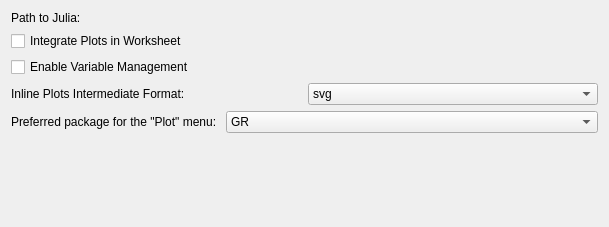
Above: src/backends/julia/settings.ui from KDE/cantor before the change. Below: the same form after it.
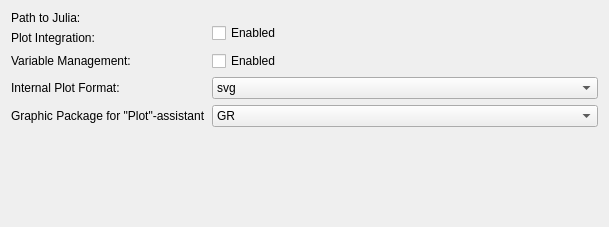
That is the form after the change. Custom widgets are drawn as their Qt base class.

Commit message: Improved and unified the layout in the setting dialogs for the different backend systems.

Diff of the .ui file:
```diff
--- a/src/backends/julia/settings.ui
+++ b/src/backends/julia/settings.ui
@@ -10,82 +10,46 @@
     <height>227</height>
    </rect>
   </property>
-  <layout class="QVBoxLayout" name="verticalLayout">
-   <item>
-    <layout class="QHBoxLayout" name="horizontalLayout">
-     <item>
+  <layout class="QGridLayout" name="gridLayout">
+   <item row="0" column="0" rowspan="2">
       <widget class="QLabel" name="label">
        <property name="text">
         <string>Path to Julia:</string>
        </property>
       </widget>
      </item>
-     <item>
-      <widget class="KUrlRequester" name="kcfg_replPath"/>
-     </item>
-    </layout>
-   </item>
-   <item>
-    <widget class="QCheckBox" name="kcfg_integratePlots">
-     <property name="toolTip">
-      <string>If enabled, plots will be shown inside of the worksheet. Otherwise, plots will be shown in an external window.</string>
-     </property>
+   <item row="2" column="0">
+    <widget class="QLabel" name="lPlotIntegration">
      <property name="text">
-      <string>Integrate Plots in Worksheet</string>
+      <string>Plot Integration:</string>
      </property>
     </widget>
    </item>
-   <item>
-    <widget class="QCheckBox" name="kcfg_variableManagement">
-     <property name="toolTip">
-      <string>Monitor the creation and destruction of variables and show the existing variables in the variable panel.</string>
-     </property>
+   <item row="3" column="0">
+    <widget class="QLabel" name="lVariableManagement">
      <property name="text">
-      <string>Enable Variable Management</string>
+      <string>Variable Management:</string>
      </property>
     </widget>
    </item>
-   <item>
-    <layout class="QHBoxLayout" name="horizontalLayout2">
-     <item>
+   <item row="4" column="0">
       <widget class="QLabel" name="label2">
        <property name="text">
-        <string>Inline Plots Intermediate Format:</string>
+      <string>Internal Plot Format:</string>
        </property>
       </widget>
      </item>
-     <item>
-      <widget class="QComboBox" name="kcfg_inlinePlotFormat">
-       <property name="toolTip">
-        <string>Inner format of plots, if plots embedding is enabled.</string>
-       </property>
-       <item>
-        <property name="text">
-         <string notr="true">svg</string>
-        </property>
-       </item>
-       <item>
-        <property name="text">
-         <string notr="true">png</string>
-        </property>
-       </item>
-      </widget>
-     </item>
-    </layout>
-   </item>
-   <item>
-    <layout class="QHBoxLayout" name="horizontalLayout3">
-     <item>
+   <item row="5" column="0" colspan="2">
       <widget class="QLabel" name="label3">
        <property name="toolTip">
         <string>Graphic package, which code will be used for plotting via &quot;Plot&quot; Cantor menu.</string>
        </property>
        <property name="text">
-        <string>Preferred package for the &quot;Plot&quot; menu: </string>
+      <string>Graphic Package for &quot;Plot&quot;-assistant</string>
        </property>
       </widget>
      </item>
-     <item>
+   <item row="5" column="2">
       <widget class="KComboBox" name="kcfg_plotExtenstionGraphicPackage">
        <property name="sizePolicy">
         <sizepolicy hsizetype="Expanding" vsizetype="Fixed">
@@ -115,9 +79,7 @@
        </item>
       </widget>
      </item>
-    </layout>
-   </item>
-   <item>
+   <item row="6" column="0">
     <spacer name="verticalSpacer1">
      <property name="orientation">
       <enum>Qt::Vertical</enum>
@@ -130,6 +92,46 @@
      </property>
     </spacer>
    </item>
+   <item row="4" column="2">
+    <widget class="QComboBox" name="kcfg_inlinePlotFormat">
+     <property name="toolTip">
+      <string>Inner format of plots, if plots embedding is enabled.</string>
+     </property>
+     <item>
+      <property name="text">
+       <string notr="true">svg</string>
+      </property>
+     </item>
+     <item>
+      <property name="text">
+       <string notr="true">png</string>
+      </property>
+     </item>
+    </widget>
+   </item>
+   <item row="3" column="2">
+    <widget class="QCheckBox" name="kcfg_variableManagement">
+     <property name="toolTip">
+      <string>Monitor the creation and destruction of variables and show the existing variables in the variable panel.</string>
+     </property>
+     <property name="text">
+      <string>Enabled</string>
+     </property>
+    </widget>
+   </item>
+   <item row="1" column="2" rowspan="2">
+    <widget class="QCheckBox" name="kcfg_integratePlots">
+     <property name="toolTip">
+      <string>If enabled, plots will be shown inside of the worksheet. Otherwise, plots will be shown in an external window.</string>
+     </property>
+     <property name="text">
+      <string>Enabled</string>
+     </property>
+    </widget>
+   </item>
+   <item row="0" column="2">
+    <widget class="KUrlRequester" name="kcfg_replPath"/>
+   </item>
   </layout>
  </widget>
  <customwidgets>
@@ -140,7 +142,7 @@
   </customwidget>
   <customwidget>
    <class>KUrlRequester</class>
-   <extends>QFrame</extends>
+   <extends>QWidget</extends>
    <header>kurlrequester.h</header>
    <container>1</container>
   </customwidget>
```
Lines whose indentation alone changed are shown as unchanged. The commit also changes 6 other files.
